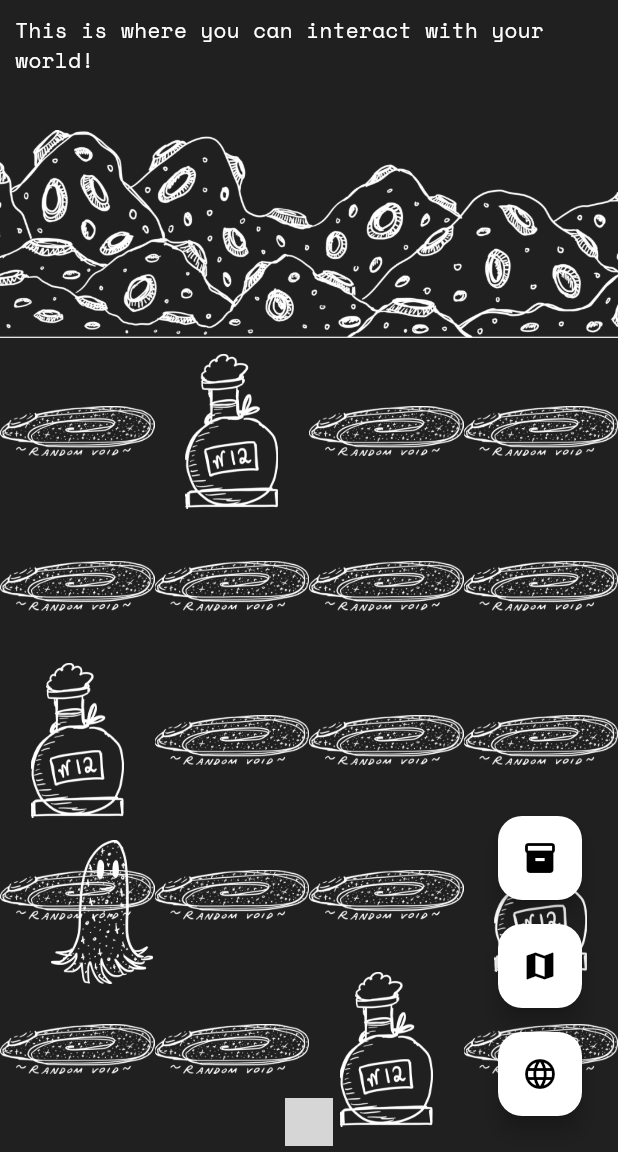
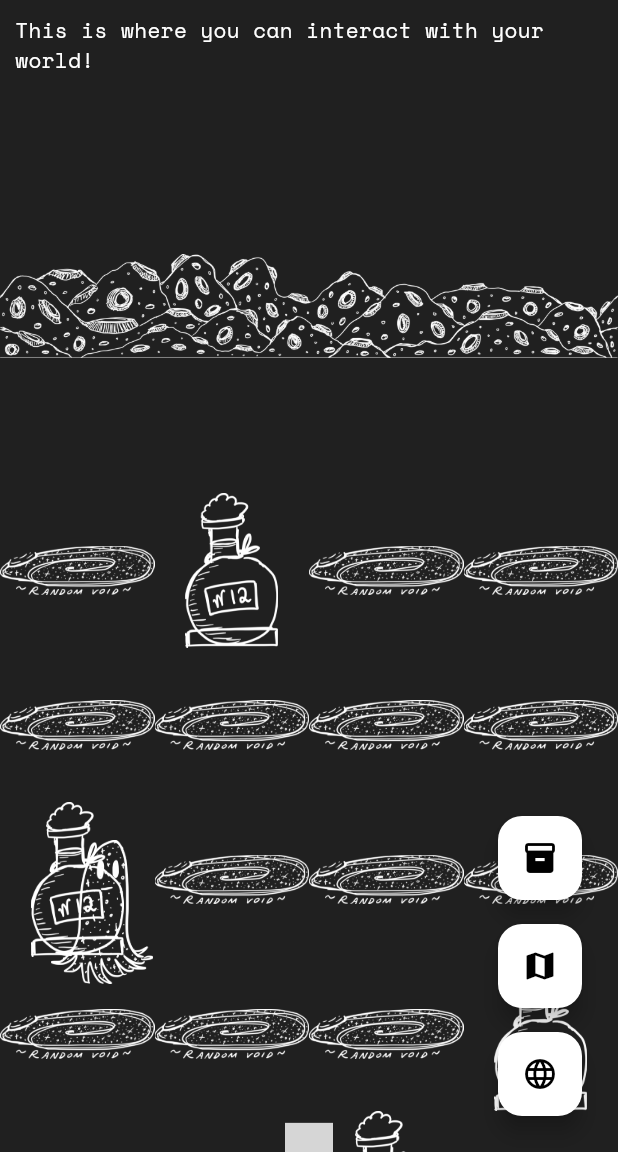
Before and after one commit to TheGiraffe/limitless, a Flutter app: the EnterWorld screen opened by its route, on a phone screen of 412 x 824 dp, the part 84-1236 px from its top. Run offline on Flutter 3.47's test engine with Material 3 defaults, Android fonts, the phone set to English and light mode, and no system bars; our stand-ins replace flutter_svg, google_fonts; grey boxes are pictures that could not be loaded.

Commit message:
Started working on fixing up the responsiveness of the graphics

```diff
--- a/limitless/lib/pages/enterworld.dart
+++ b/limitless/lib/pages/enterworld.dart
@@ -82,13 +82,15 @@ class _EnterWorldState extends State<EnterWorld> {
           children: [
             Padding(
             padding: EdgeInsets.all(10),
-            child:Text("This is where you can interact with your world!")),
+            child:Text("This is where you can interact with your world!")
+            ),
             Stack(
               alignment: AlignmentDirectional.center,
               children: [
                 Column(
                   children: [
-                    Container(height: maxHeight/8,
+                    Container(
+                      height: maxHeight/8,
                     child: Row(
                             crossAxisAlignment: CrossAxisAlignment.start,
                             mainAxisAlignment: MainAxisAlignment.spaceBetween,
@@ -98,11 +100,13 @@ class _EnterWorldState extends State<EnterWorld> {
                           ],),
                     ),
                     Transform.scale(
-                      scale: 2,
+                      scale: 1,
                       alignment: Alignment.bottomCenter,
                       child: SizedBox(
-                      height: maxHeight/8 - 16,
-                      width: 1000,
+                      height: maxHeight/8,
+                      // height: 400,
+                      // width: 100,
+                      width: maxWidth,
                       child: FittedBox(
                         fit: BoxFit.cover,
                         alignment: Alignment(_terrainAlignmentStart, 0),
@@ -123,11 +127,12 @@ class _EnterWorldState extends State<EnterWorld> {
                           }),
                         },
                         child: Container(
-                          height: maxHeight - maxHeight*(5/16),
+                          margin: EdgeInsets.only(top: maxHeight/10),
+                          height: maxHeight/1.7,
                           color: Color.fromRGBO(32, 32, 32, 1),
                           child: GridView.count(
                             primary: false,
-                            crossAxisCount: 4,
+                            crossAxisCount: (maxWidth/100).round(),
                             // TODO: Create a method to build up this grid.
                             children: [
                               InteractiveItem(item: _item),
```
Also changed, not shown: limitless/lib/pages/creators.dart (+9 -8 lines), limitless/lib/pages/home.dart (+5 -4 lines), 6 other files.
